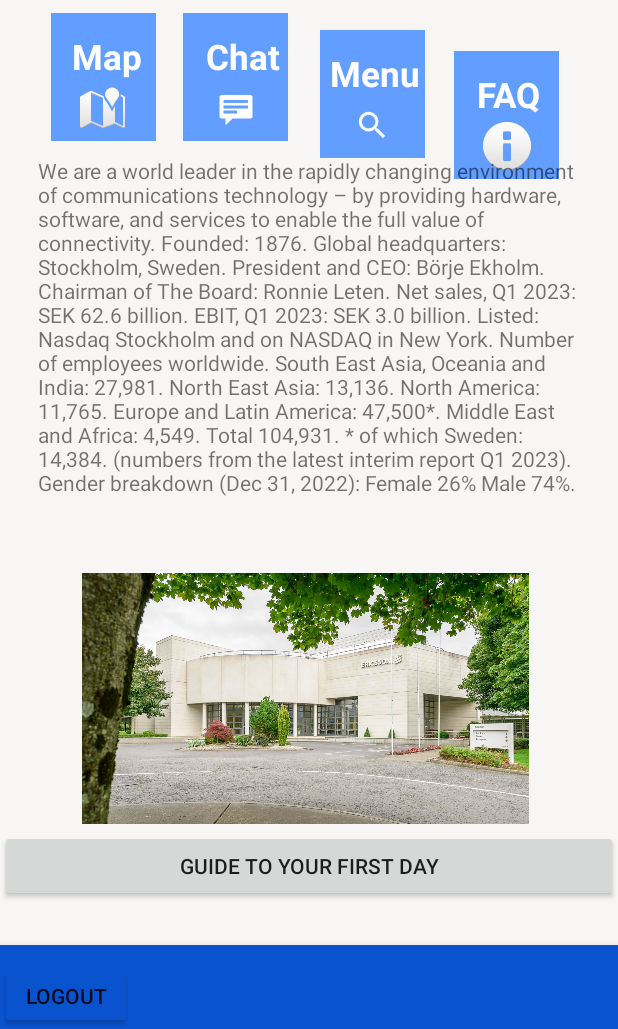
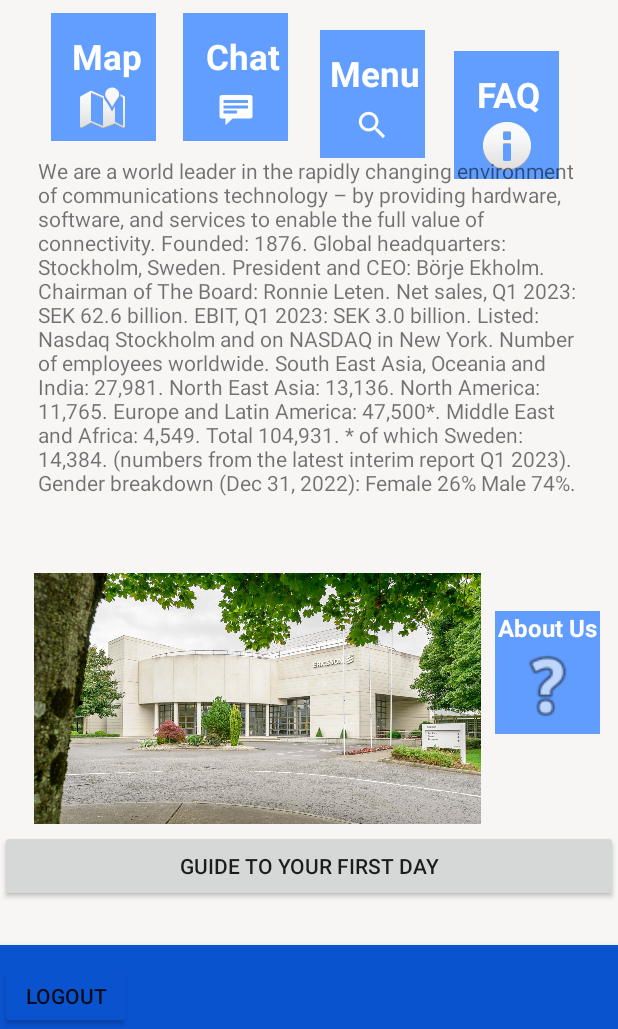
Before and after one commit to rachelr12343/Start-up, an Android app: the MainActivity screen opened directly, with no data from a screen before it, on a phone screen of 412 x 824 dp, the part 207-1236 px from its top. Run offline under Robolectric (Android 15) with nearby library versions, the phone set to English and light mode, and no system bars.

Commit message:
made some additions

```diff
--- a/app/src/main/res/layout/activity_main.xml
+++ b/app/src/main/res/layout/activity_main.xml
@@ -11,21 +11,46 @@
         android:layout_width="match_parent"
         android:layout_height="match_parent">
 
-        Do not edit, it looks fine when app is running!
+        <LinearLayout
+            android:layout_width="70dp"
+            android:layout_height="82dp"
+            android:layout_marginEnd="12dp"
+            android:background="#619DFE"
+            android:orientation="vertical"
+            app:layout_constraintBottom_toBottomOf="parent"
+            app:layout_constraintEnd_toEndOf="parent"
+            app:layout_constraintTop_toTopOf="parent"
+            app:layout_constraintVertical_bias="0.713">
+
+            <TextView
+                android:id="@+id/textView9"
+                android:layout_width="match_parent"
+                android:layout_height="wrap_content"
+                android:text="About Us"
+                android:textAlignment="center"
+                android:textColor="#FEFEFE"
+                android:textSize="16sp"
+                android:textStyle="bold" />
+
+            <ImageView
+                android:id="@+id/imageView10"
+                android:layout_width="match_parent"
+                android:layout_height="56dp"
+                app:srcCompat="@android:drawable/ic_menu_help" />
+
+        </LinearLayout>
 
         <ImageView
             android:id="@+id/imageView3"
             android:layout_width="311dp"
             android:layout_height="167dp"
-            android:layout_marginStart="48dp"
+            android:layout_marginStart="16dp"
             android:importantForAccessibility="no"
             android:src="@drawable/ericssonpic"
             app:layout_constraintBottom_toBottomOf="parent"
             app:layout_constraintStart_toStartOf="parent"
             app:layout_constraintTop_toTopOf="parent"
             app:layout_constraintVertical_bias="0.773" />
-
-        Do not edit this, it looks fine when app is running!
 
         <LinearLayout
             android:id="@+id/faqButton"
@@ -105,10 +130,6 @@
 
 
         </LinearLayout>
-
-        Do not edit this, it looks fine when app is running!
-
-        Do not edit this, it looks fine when app is running!
 
         <LinearLayout
             android:id="@+id/menuButton"
```
Also changed, not shown: app/src/main/res/drawable/about_us_icon.png (added), app/src/main/res/drawable/kisspng_computer_icons_users_group_about_us_icon_5b133363c99ac8_7049338115279849958258.jpg (added).
